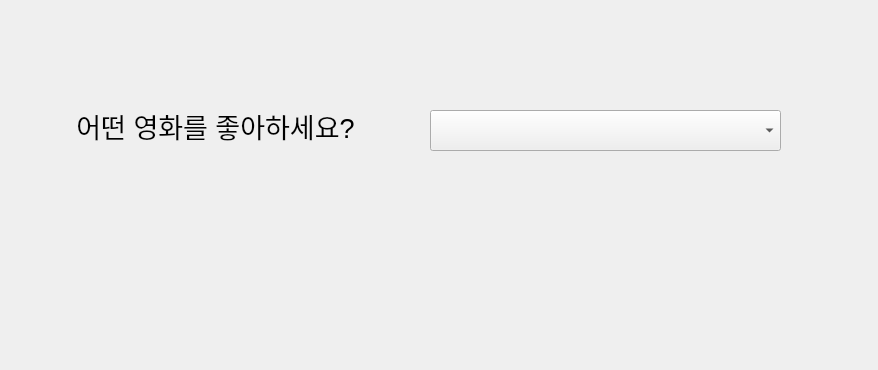
First picture: the form in movie_recommendation.ui, repository scolpig/movie_for_you_intel_03, before the edit; both pictures show x 0 to 878 and y 0 to 370 of the 878 by 882 pixel window.
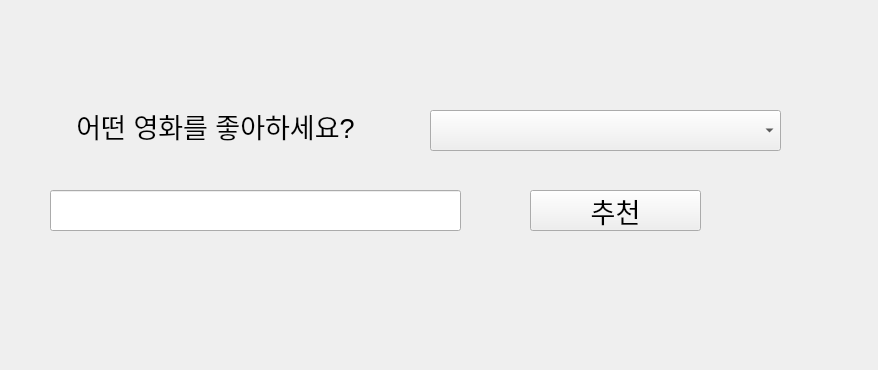
Second picture: the form after the edit.

Commit message: word vec

```diff
--- a/movie_recommendation.ui
+++ b/movie_recommendation.ui
@@ -67,6 +67,39 @@
     <string/>
    </property>
   </widget>
+  <widget class="QLineEdit" name="le_keyword">
+   <property name="geometry">
+    <rect>
+     <x>50</x>
+     <y>190</y>
+     <width>411</width>
+     <height>41</height>
+    </rect>
+   </property>
+   <property name="font">
+    <font>
+     <pointsize>20</pointsize>
+    </font>
+   </property>
+  </widget>
+  <widget class="QPushButton" name="btn_recommend">
+   <property name="geometry">
+    <rect>
+     <x>530</x>
+     <y>190</y>
+     <width>171</width>
+     <height>41</height>
+    </rect>
+   </property>
+   <property name="font">
+    <font>
+     <pointsize>20</pointsize>
+    </font>
+   </property>
+   <property name="text">
+    <string>추천</string>
+   </property>
+  </widget>
  </widget>
  <resources/>
  <connections/>
```
The commit also changes 1 other file.
